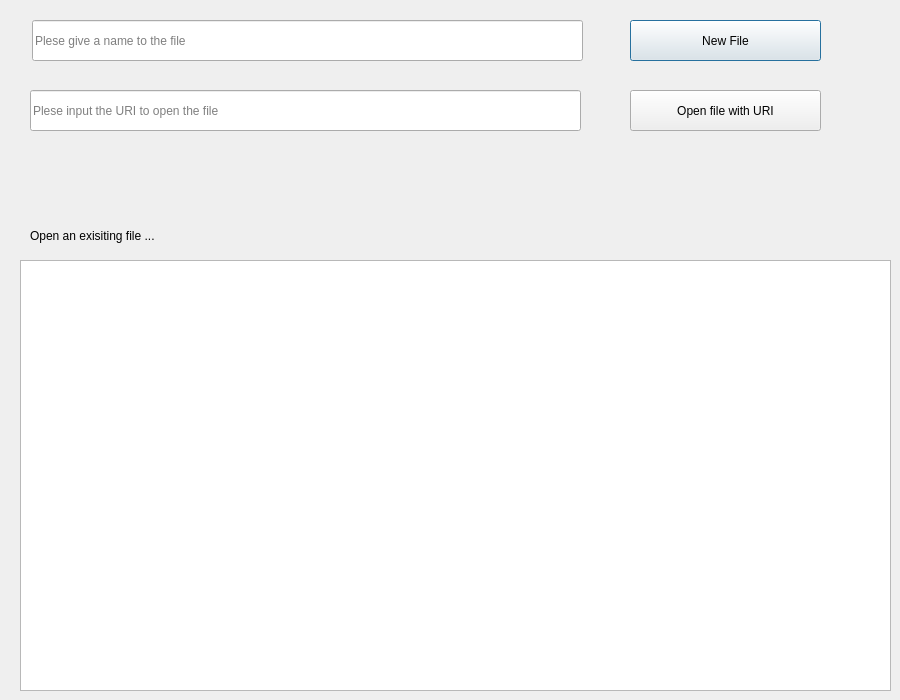
The window that openfiledialog.ui (letol/shared-editor) describes before a commit, drawn with Qt 5.
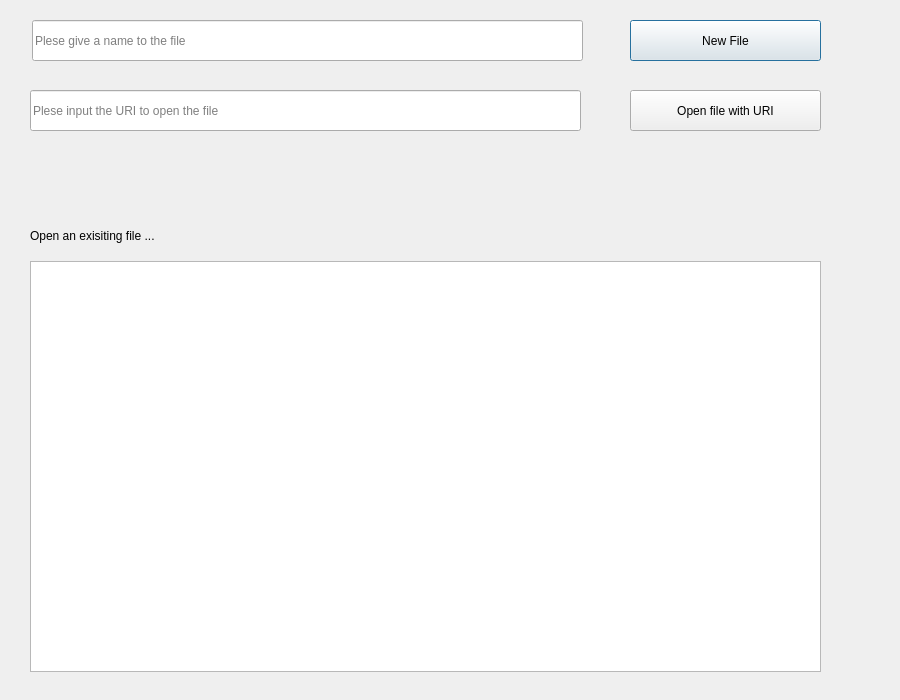
The same window after the commit.

Commit message: add table in onlineFileDialog

Patch:
```diff
--- a/openfiledialog.ui
+++ b/openfiledialog.ui
@@ -13,40 +13,6 @@
   <property name="windowTitle">
    <string>Open File</string>
   </property>
-  <widget class="QListView" name="listView">
-   <property name="geometry">
-    <rect>
-     <x>20</x>
-     <y>260</y>
-     <width>871</width>
-     <height>431</height>
-    </rect>
-   </property>
-   <property name="iconSize">
-    <size>
-     <width>200</width>
-     <height>200</height>
-    </size>
-   </property>
-   <property name="textElideMode">
-    <enum>Qt::ElideMiddle</enum>
-   </property>
-   <property name="resizeMode">
-    <enum>QListView::Adjust</enum>
-   </property>
-   <property name="gridSize">
-    <size>
-     <width>200</width>
-     <height>200</height>
-    </size>
-   </property>
-   <property name="uniformItemSizes">
-    <bool>true</bool>
-   </property>
-   <property name="selectionRectVisible">
-    <bool>true</bool>
-   </property>
-  </widget>
   <widget class="QPushButton" name="newFilePushButton">
    <property name="geometry">
     <rect>
@@ -112,6 +78,16 @@
     <string>Plese input the URI to open the file</string>
    </property>
   </widget>
+  <widget class="QTableView" name="tableView">
+   <property name="geometry">
+    <rect>
+     <x>30</x>
+     <y>261</y>
+     <width>791</width>
+     <height>411</height>
+    </rect>
+   </property>
+  </widget>
  </widget>
  <resources/>
  <connections/>
```
The commit also changes 3 other files.
